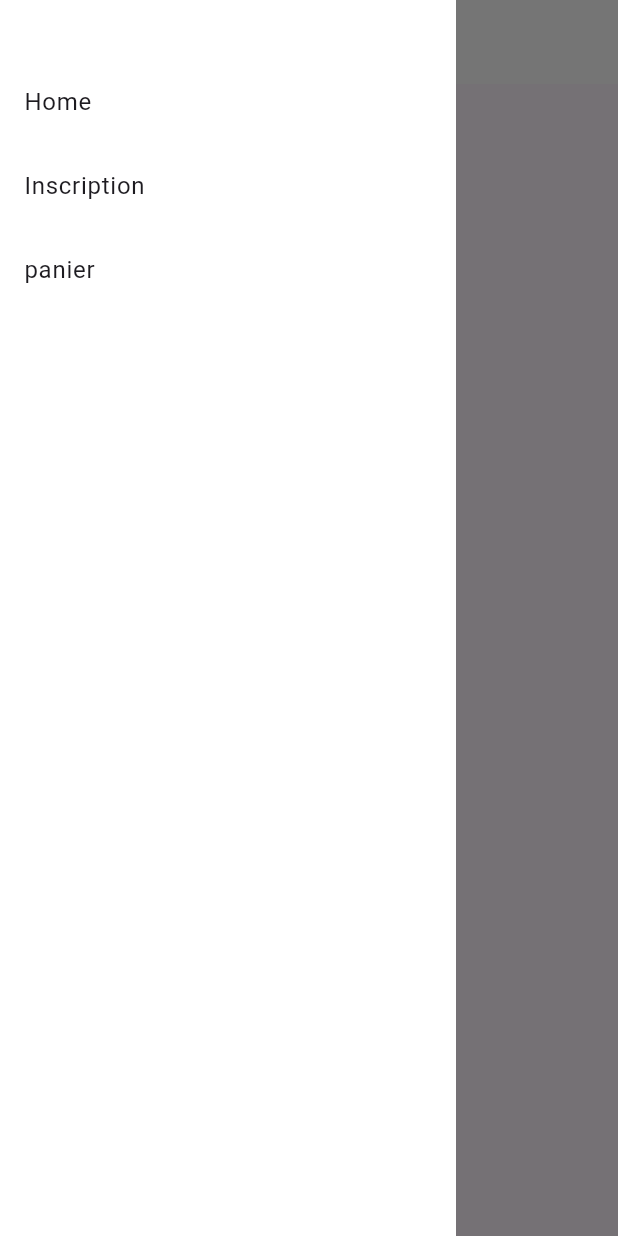
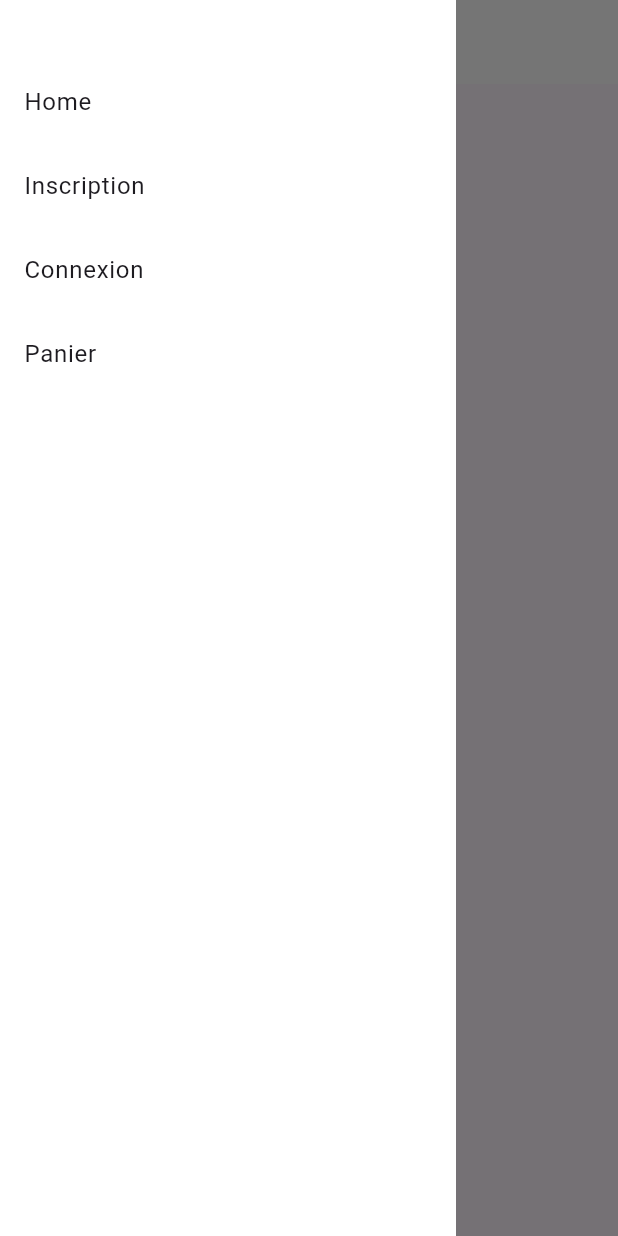
Before and after one commit to Franfran62/cours-dart, a Flutter app: the screen it shows after launch, with the side drawer open, on a phone screen of 412 x 824 dp. Run offline on Flutter 3.47's test engine with Material 3 defaults, Android fonts, the phone set to English and light mode, and no system bars; our stand-ins replace cloud_firestore, firebase_auth, firebase_core, flutter_riverpod; accounts and stored records are empty.

Commit message:
plein de modifs 3

```diff
--- a/lib/base/menu.dart
+++ b/lib/base/menu.dart
@@ -14,7 +14,8 @@ class _MenuState extends State<Menu> {
   final List<Map<String,String>> roads = [
     {"title": "Home", "path": "/"},
     {"title": "Inscription", "path": "/inscription"},
-    {"title": "panier", "path": "/panier"},
+    {"title": "Connexion", "path": "/connexion"},
+    {"title": "Panier", "path": "/panier"},
   ];
 
   @override
--- a/lib/main.dart
+++ b/lib/main.dart
@@ -1,5 +1,7 @@
+import 'package:cours_flutter/providers/UserProvider.dart';
 import 'package:cours_flutter/views/cart_page.dart';
 import 'package:cours_flutter/views/home_page.dart';
+import 'package:cours_flutter/views/login_page.dart';
 import 'package:cours_flutter/views/register_page.dart';
 import 'package:flutter/material.dart';
 import 'package:flutter_riverpod/flutter_riverpod.dart';
@@ -20,7 +22,8 @@ class MyApp extends StatelessWidget {
 
   static final Map<String, WidgetBuilder> routes = {
     '/': (context) => const MyHomePage(),
-    '/inscription': (context) => const MyInscriptionPage(),
+    '/inscription': (context) => const RegisterPage(),
+    '/connexion': (context) => LoginPage(),
     '/panier': (context) => const CartPage(),
   };
 
--- a/lib/models/ingredient.dart
+++ b/lib/models/ingredient.dart
@@ -5,9 +5,8 @@ class Ingredient {
   Ingredient({required this.name, required this.vegan});
 
   static List<Ingredient> fromList(List<dynamic> snapshots) {
-    print(snapshots.first.toString());
     return snapshots.map((ingredient) {
-      return Ingredient(name: ingredient.name, vegan: ingredient.vegan);
+      return Ingredient(name: ingredient['name'], vegan: ingredient['vegan']);
     }).toList();
   }
 
--- a/lib/models/pizza.dart
+++ b/lib/models/pizza.dart
@@ -16,7 +16,7 @@ class Pizza {
 
     return Pizza(
       name: snapshot['name'],
-    //  ingredients: Ingredient.fromList(snapshot['ingredient']),
+      ingredients: Ingredient.fromList(snapshot['ingredient']),
       price: snapshot['price'],
       size: Size.values.firstWhere((e) => e.name == snapshot['size']),
       image: snapshot['image']);
--- a/lib/models/user.dart
+++ b/lib/models/user.dart
@@ -1,10 +1,11 @@
 import 'package:cours_flutter/models/promo.dart';
 
 class User {
+  String? id;
   final String email;
   final String username;
   final String password;
   Promo promo;
 
-  User({required this.email, required this.username, required this.password, required this.promo});
+  User({this.id, required this.email, required this.username, required this.password, required this.promo});
 }
--- a/lib/views/cart_page.dart
+++ b/lib/views/cart_page.dart
@@ -21,7 +21,7 @@ class _CartPageState extends ConsumerState<CartPage> {
   @override
   Widget build(BuildContext context) {
 
-    Stream<QuerySnapshot> cartStream = FirebaseFirestore.instance.collection('cart').get().asStream();
+    Stream<QuerySnapshot> cartStream = FirebaseFirestore.instance.collection('cart').snapshots();
 
     return StreamBuilder<QuerySnapshot>(
       stream: cartStream,
--- a/lib/views/home_page.dart
+++ b/lib/views/home_page.dart
@@ -2,7 +2,6 @@ import 'package:cloud_firestore/cloud_firestore.dart';
 import 'package:cours_flutter/base/base_scaffold.dart';
 import 'package:cours_flutter/models/pizza.dart';
 import 'package:cours_flutter/widgets/pizza_card.dart';
-import 'package:cours_flutter/providers/CartProvider.dart';
 import 'package:flutter/material.dart';
 import 'package:flutter_riverpod/flutter_riverpod.dart';
 
@@ -20,33 +19,21 @@ class _MyHomePageState extends ConsumerState<MyHomePage> {
   Widget build(BuildContext context) {
 
     Stream<QuerySnapshot> cartStream = FirebaseFirestore.instance.collection('cart').snapshots();
-    Stream<QuerySnapshot> pizzaStream = FirebaseFirestore.instance.collection('pizza').get().asStream();
+    final pizzaStream = FirebaseFirestore.instance.collection('pizza').get();
 
-    return StreamBuilder<QuerySnapshot>(
-      stream: pizzaStream,
+    return FutureBuilder<QuerySnapshot>(
+      future: pizzaStream,
       builder: (context, snapshot) {
-        if (snapshot.hasError || snapshot.data == null) {
+        if (snapshot.hasError || (snapshot.connectionState == ConnectionState.waiting && snapshot.data == null)) {
             return const Text('Error');
           }
           if (snapshot.connectionState == ConnectionState.waiting) {
             return const CircularProgressIndicator();
-          } else {
+          } else if (snapshot.hasData){
             final firebasePizzas = snapshot.data!.docs;
             return Basescaffold(
                 body: Column(
                         children: [
-                          // Wrap(
-                          //   spacing: 8.0,
-                          //   children: ingredients.map((ingredient) {
-                          //     return FilterChip(
-                          //       label: Text(ingredient.name),
-                          //       onSelected: (bool selected) {
-                          //         ref.watch(pizzaProvider.notifier).filterByIngredient(
-                          //             ingredient, selected);
-                          //       },
-                          //     );
-                          //   }).toList(),
-                          // ),
                           ListView(
                             shrinkWrap: true,
                             children:
@@ -56,7 +43,7 @@ class _MyHomePageState extends ConsumerState<MyHomePage> {
                               }).toList()
                           ),
                           Container(
-                            width: 80,
+                            width: 100,
                             padding: const EdgeInsets.only(top: 20),
                             child: ElevatedButton(
                                 onPressed: () {
@@ -64,9 +51,7 @@ class _MyHomePageState extends ConsumerState<MyHomePage> {
                                 },
                                 child: Row(
                                   children: [
-                                    SizedBox(
-                                      width: 20,
-                                      child: StreamBuilder(
+                                    StreamBuilder(
                                         stream: cartStream,
                                         builder: (context, snapshot) {
                                           if (snapshot.hasError || snapshot.data == null) {
@@ -81,8 +66,7 @@ class _MyHomePageState extends ConsumerState<MyHomePage> {
                                               );
                                           }
                                         }),
-                                    ),
-                                    const Icon(Icons.shopping_cart, size: 20),
+                                  const Icon(Icons.shopping_cart),
                                   ]
                                 ),
                             ),
@@ -91,6 +75,7 @@ class _MyHomePageState extends ConsumerState<MyHomePage> {
                   ),
             );
           }
+          return const Text("Erreur :/"); // Add this line to handle unexpected cases
       }
     );
 
--- a/pubspec.yaml
+++ b/pubspec.yaml
@@ -39,6 +39,7 @@ dependencies:
   riverpod_annotation: ^2.3.5
   firebase_core: ^3.4.0
   cloud_firestore: ^5.4.0
+  firebase_auth: ^5.3.1
 
 dev_dependencies:
   flutter_test:
```
Also changed, not shown: lib/providers/CartProvider.dart (+19 -19 lines), lib/providers/UserProvider.dart (+57 -0 lines), lib/views/login_page.dart (added, +119 -0 lines), lib/views/register_page.dart (+20 -12 lines), lib/widgets/panier_card.dart (+7 -0 lines), pubspec.lock, 4 other files.
